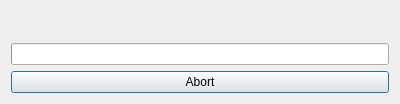
Old version of the form NickelLauncher/ui/dialoglaunch/dialoglaunch.ui in the repository nickbutsky/NickelLauncher.
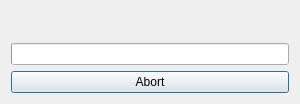
New version of the form.

```diff
--- a/NickelLauncher/ui/dialoglaunch/dialoglaunch.ui
+++ b/NickelLauncher/ui/dialoglaunch/dialoglaunch.ui
@@ -6,23 +6,14 @@
    <rect>
     <x>0</x>
     <y>0</y>
-    <width>400</width>
+    <width>300</width>
     <height>104</height>
    </rect>
   </property>
-  <property name="sizePolicy">
-   <sizepolicy hsizetype="Fixed" vsizetype="Fixed">
-    <horstretch>0</horstretch>
-    <verstretch>0</verstretch>
-   </sizepolicy>
-  </property>
-  <property name="contextMenuPolicy">
-   <enum>Qt::NoContextMenu</enum>
-  </property>
   <property name="windowTitle">
    <string>Please wait...</string>
   </property>
-  <layout class="QVBoxLayout" name="verticalLayout">
+  <layout class="QVBoxLayout">
    <item>
     <widget class="QLabel" name="label">
      <property name="text">
@@ -32,9 +23,6 @@
    </item>
    <item>
     <widget class="QProgressBar" name="progress_bar">
-     <property name="value">
-      <number>0</number>
-     </property>
      <property name="textVisible">
       <bool>false</bool>
      </property>
```
